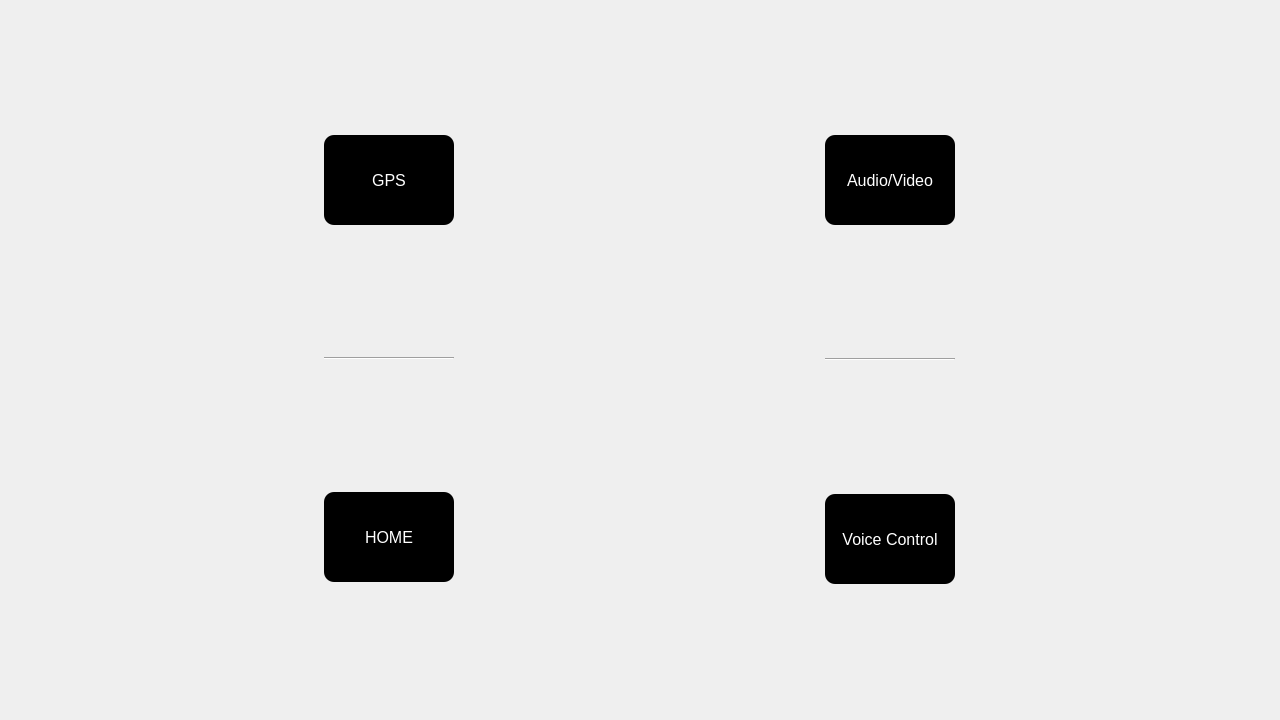
IsacRiccardo/SE_Project, file UI/CarBoard.ui: the form before one commit.
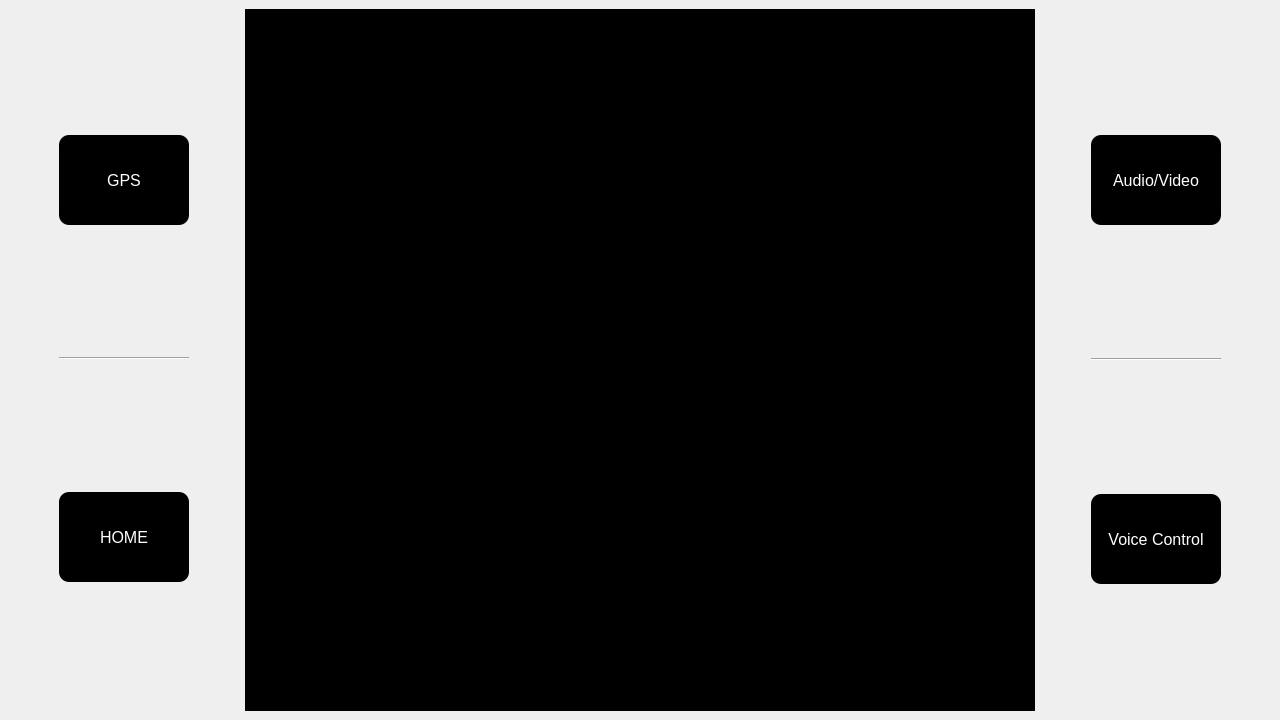
The form after the commit.

Commit message: Start development, create Home page

Patch:
```diff
--- a/UI/CarBoard.ui
+++ b/UI/CarBoard.ui
@@ -131,6 +131,27 @@
       </item>
      </layout>
     </item>
+    <item>
+     <widget class="QStackedWidget" name="stackedWidget">
+      <property name="currentIndex">
+       <number>1</number>
+      </property>
+      <widget class="QWidget" name="page">
+       <property name="enabled">
+        <bool>true</bool>
+       </property>
+      </widget>
+      <widget class="QWidget" name="page_2">
+       <property name="enabled">
+        <bool>true</bool>
+       </property>
+       <property name="styleSheet">
+        <string notr="true">
+background-color: rgb(0, 0, 0);</string>
+       </property>
+      </widget>
+     </widget>
+    </item>
     <item>
      <layout class="QVBoxLayout" name="btnRightLayout">
       <property name="spacing">
```
The commit also changes 8 other files.
